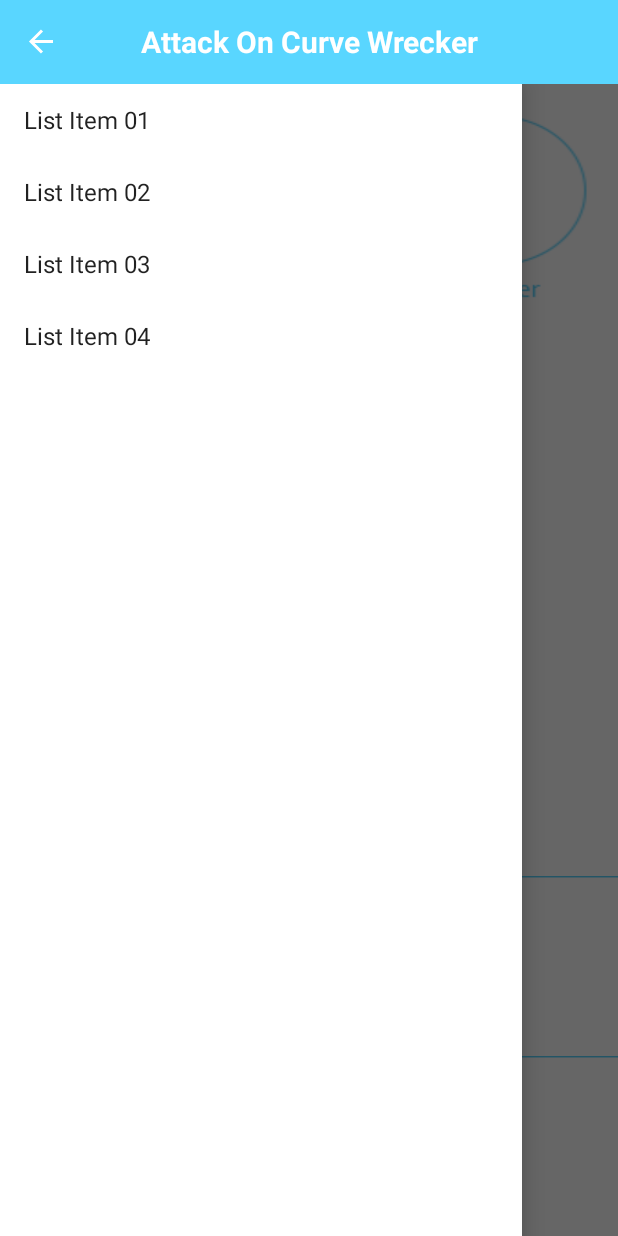
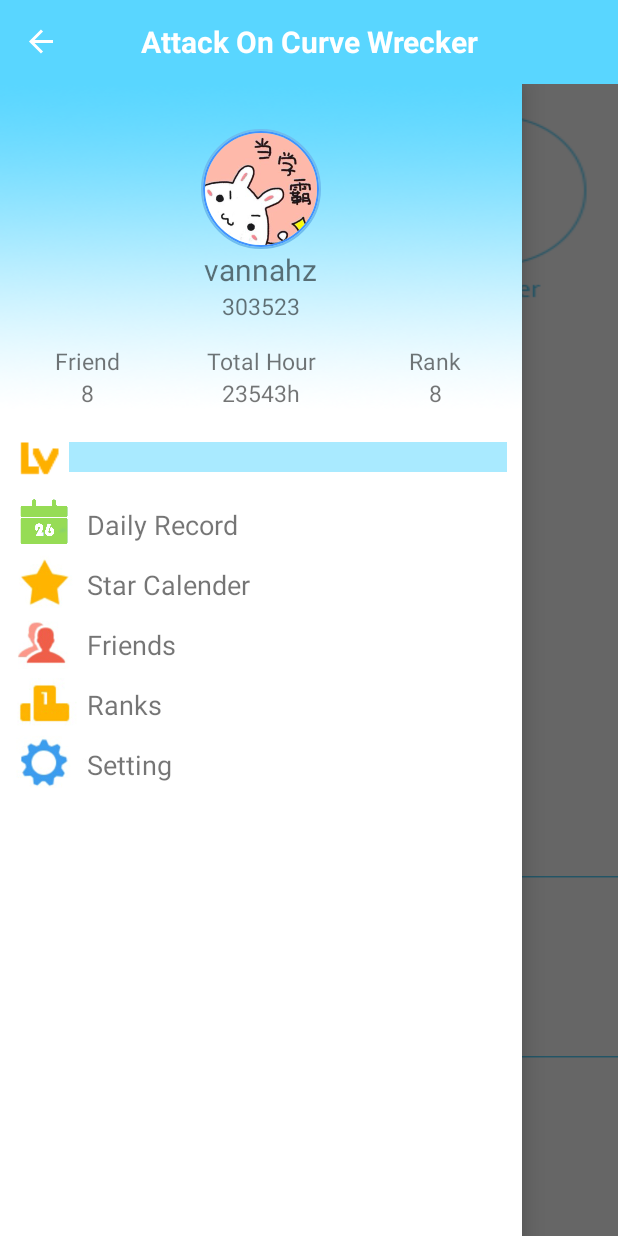
Before and after one commit to vannahz/CurveWrecker, an Android app: the screen it shows after launch (MainActivity), with the side drawer open, on a phone screen of 412 x 824 dp. Run offline under Robolectric (Android 15) with nearby library versions, the phone set to English and light mode, and no system bars.

Commit message:
P图要P吐了！！不过我很满意:) 客官请检查^3^

```diff
--- a/app/build.gradle
+++ b/app/build.gradle
@@ -2,8 +2,7 @@ apply plugin: 'com.android.application'
 
 android {
     compileSdkVersion 23
-    buildToolsVersion "23.0.1"
-
+    buildToolsVersion '23.0.1'
     defaultConfig {
         applicationId "hk.hku.cs.curvewrecker"
         minSdkVersion 21
@@ -17,6 +16,8 @@ android {
             proguardFiles getDefaultProguardFile('proguard-android.txt'), 'proguard-rules.pro'
         }
     }
+    productFlavors {
+    }
 }
 
 dependencies {
--- a/app/src/main/java/hk/hku/cs/curvewrecker/MainActivity.java
+++ b/app/src/main/java/hk/hku/cs/curvewrecker/MainActivity.java
@@ -12,7 +12,13 @@ import android.view.View;
 import android.widget.ArrayAdapter;
 import android.widget.Button;
 import android.widget.ListView;
+import android.widget.SimpleAdapter;
 import android.widget.TextView;
+
+import java.util.ArrayList;
+import java.util.HashMap;
+import java.util.List;
+import java.util.Map;
 
 public class MainActivity extends AppCompatActivity {
     //声明相关变量
@@ -21,8 +27,7 @@ public class MainActivity extends AppCompatActivity {
     private DrawerLayout mDrawerLayout;
     private ActionBarDrawerToggle mDrawerToggle;
     private ListView menulist;
-    private String[] lvs = {"List Item 01", "List Item 02", "List Item 03", "List Item 04"};
-    private ArrayAdapter arrayAdapter;
+    private String[] lvs = {"Daily Record", "Star Calender", "Friends", "Ranks", "Setting"};
     private Button study_btn;
 
     @Override
@@ -41,8 +46,6 @@ public class MainActivity extends AppCompatActivity {
         study_btn.setOnClickListener(new View.OnClickListener() {
 
             public void onClick(View v) {
-                // TODO Auto-generated method stub
-                Log.v("MyTag", "onClick");
                 Intent intent = new Intent(MainActivity.this, StudySetting.class);
                 startActivity(intent);
             }
@@ -65,8 +68,12 @@ public class MainActivity extends AppCompatActivity {
         mDrawerLayout.setDrawerListener(mDrawerToggle);
 
         //设置菜单列表
-        arrayAdapter = new ArrayAdapter(this, android.R.layout.simple_list_item_1, lvs);
-        menulist.setAdapter(arrayAdapter);
+        SimpleAdapter adapter = new SimpleAdapter(this,
+                getData(),
+                R.layout.listitem,
+                new String[] { "img", "text"},
+                new int[] { R.id.list_image, R.id.list_text});
+        menulist.setAdapter(adapter);
     }
 
     private void findViews() {
@@ -75,7 +82,36 @@ public class MainActivity extends AppCompatActivity {
         toolbar = (Toolbar) findViewById(R.id.toolbar);
         mDrawerLayout = (DrawerLayout) findViewById(R.id.main);
         menulist = (ListView) findViewById(R.id.left_menu);
-
         study_btn = (Button)findViewById(R.id.study_btn);
     }
+
+    private List<Map<String, Object>> getData() {
+        List<Map<String, Object>> list = new ArrayList<Map<String, Object>>();
+        Map<String, Object> map = new HashMap<String, Object>();
+        map.put("img", R.drawable.icalender);
+        map.put("text", "Daily Record");
+        list.add(map);
+
+        map = new HashMap<String, Object>();
+        map.put("img", R.drawable.star);
+        map.put("text", "Star Calender");
+        list.add(map);
+
+        map = new HashMap<String, Object>();
+        map.put("img", R.drawable.friend);
+        map.put("text", "Friends");
+        list.add(map);
+
+        map = new HashMap<String, Object>();
+        map.put("img", R.drawable.rank);
+        map.put("text", "Ranks");
+        list.add(map);
+
+        map = new HashMap<String, Object>();
+        map.put("img", R.drawable.setting);
+        map.put("text", "Setting");
+        list.add(map);
+
+        return list;
+    }
 }
--- /dev/null
+++ b/app/src/main/java/hk/hku/cs/curvewrecker/RoundImageView.java
@@ -0,0 +1,175 @@
+package hk.hku.cs.curvewrecker;
+
+/**
+ * Created by Vannahz on 2015/12/5.
+ */
+import android.content.Context;
+import android.content.res.TypedArray;
+import android.graphics.Bitmap;
+import android.graphics.Bitmap.Config;
+import android.graphics.Canvas;
+import android.graphics.Paint;
+import android.graphics.PorterDuff.Mode;
+import android.graphics.PorterDuffXfermode;
+import android.graphics.Rect;
+import android.graphics.drawable.BitmapDrawable;
+import android.graphics.drawable.Drawable;
+import android.graphics.drawable.NinePatchDrawable;
+import android.util.AttributeSet;
+import android.widget.ImageView;
+/**
+ * 圆形ImageView，可设置最多两个宽度不同且颜色不同的圆形边框。
+ * 设置颜色在xml布局文件中由自定义属性配置参数指定
+ * @author Administrator
+ *
+ */
+public class RoundImageView extends ImageView{
+    private int mBorderThickness = 0;
+    private Context mContext;
+    private int defaultColor = 0xFFFFFFFF;
+    // 如果只有其中一个有值，则只画一个圆形边框
+    private int mBorderOutsideColor = 0;
+    private int mBorderInsideColor = 0;
+    // 控件默认长、宽
+    private int defaultWidth = 0;
+    private int defaultHeight = 0;
+
+
+
+    public RoundImageView(Context context, AttributeSet attrs, int defStyle) {
+        super(context, attrs, defStyle);
+        mContext = context;
+        setCustomAttributes(attrs);
+    }
+
+    public RoundImageView(Context context, AttributeSet attrs) {
+        super(context, attrs);
+        mContext = context;
+        setCustomAttributes(attrs);
+    }
+
+    public RoundImageView(Context context) {
+        super(context);
+        mContext = context;
+    }
+
+    private void setCustomAttributes(AttributeSet attrs) {
+        TypedArray a = mContext.obtainStyledAttributes(attrs,R.styleable.roundedimageview);
+        mBorderThickness = a.getDimensionPixelSize(R.styleable.roundedimageview_border_thickness, 0);
+        mBorderOutsideColor = a.getColor(R.styleable.roundedimageview_border_outside_color,defaultColor);
+        mBorderInsideColor = a.getColor(R.styleable.roundedimageview_border_inside_color, defaultColor);
+    }
+
+    @Override
+    protected void onDraw(Canvas canvas) {
+        Drawable drawable = getDrawable() ;
+        if (drawable == null) {
+            return;
+        }
+        if (getWidth() == 0 || getHeight() == 0) {
+            return;
+        }
+        this.measure(0, 0);
+        if (drawable.getClass() == NinePatchDrawable.class)
+            return;
+        Bitmap b = ((BitmapDrawable) drawable).getBitmap();
+        Bitmap bitmap = b.copy(Bitmap.Config.ARGB_8888, true);
+        if (defaultWidth == 0) {
+            defaultWidth = getWidth();
+        }
+        if (defaultHeight == 0) {
+            defaultHeight = getHeight();
+        }
+        int radius = 0;
+        if (mBorderInsideColor != defaultColor && mBorderOutsideColor != defaultColor) {// 定义画两个边框，分别为外圆边框和内圆边框
+            radius = (defaultWidth < defaultHeight ? defaultWidth : defaultHeight) / 2 - 2 * mBorderThickness;
+            // 画内圆
+            drawCircleBorder(canvas, radius + mBorderThickness / 2,mBorderInsideColor);
+            // 画外圆
+            drawCircleBorder(canvas, radius + mBorderThickness + mBorderThickness / 2, mBorderOutsideColor);
+        } else if (mBorderInsideColor != defaultColor && mBorderOutsideColor == defaultColor) {// 定义画一个边框
+            radius = (defaultWidth < defaultHeight ? defaultWidth : defaultHeight) / 2 - mBorderThickness;
+            drawCircleBorder(canvas, radius + mBorderThickness / 2, mBorderInsideColor);
+        } else if (mBorderInsideColor == defaultColor && mBorderOutsideColor != defaultColor) {// 定义画一个边框
+            radius = (defaultWidth < defaultHeight ? defaultWidth : defaultHeight) / 2 - mBorderThickness;
+            drawCircleBorder(canvas, radius + mBorderThickness / 2, mBorderOutsideColor);
+        } else {// 没有边框
+            radius = (defaultWidth < defaultHeight ? defaultWidth : defaultHeight) / 2;
+        }
+        Bitmap roundBitmap = getCroppedRoundBitmap(bitmap, radius);
+        canvas.drawBitmap(roundBitmap, defaultWidth / 2 - radius, defaultHeight / 2 - radius, null);
+    }
+
+    /**
+     * 获取裁剪后的圆形图片
+     * @param
+     */
+    public Bitmap getCroppedRoundBitmap(Bitmap bmp, int radius) {
+        Bitmap scaledSrcBmp;
+        int diameter = radius * 2;
+        // 为了防止宽高不相等，造成圆形图片变形，因此截取长方形中处于中间位置最大的正方形图片
+        int bmpWidth = bmp.getWidth();
+        int bmpHeight = bmp.getHeight();
+        int squareWidth = 0, squareHeight = 0;
+        int x = 0, y = 0;
+        Bitmap squareBitmap;
+        if (bmpHeight > bmpWidth) {// 高大于宽
+            squareWidth = squareHeight = bmpWidth;
+            x = 0;
+            y = (bmpHeight - bmpWidth) / 2;
+            // 截取正方形图片
+            squareBitmap = Bitmap.createBitmap(bmp, x, y, squareWidth, squareHeight);
+        } else if (bmpHeight < bmpWidth) {// 宽大于高
+            squareWidth = squareHeight = bmpHeight;
+            x = (bmpWidth - bmpHeight) / 2;
+            y = 0;
+            squareBitmap = Bitmap.createBitmap(bmp, x, y, squareWidth,squareHeight);
+        } else {
+            squareBitmap = bmp;
+        }
+        if (squareBitmap.getWidth() != diameter || squareBitmap.getHeight() != diameter) {
+            scaledSrcBmp = Bitmap.createScaledBitmap(squareBitmap, diameter,diameter, true);
+        } else {
+            scaledSrcBmp = squareBitmap;
+        }
+        Bitmap output = Bitmap.createBitmap(scaledSrcBmp.getWidth(),
+                scaledSrcBmp.getHeight(),
+                Config.ARGB_8888);
+        Canvas canvas = new Canvas(output);
+
+        Paint paint = new Paint();
+        Rect rect = new Rect(0, 0, scaledSrcBmp.getWidth(),scaledSrcBmp.getHeight());
+
+        paint.setAntiAlias(true);
+        paint.setFilterBitmap(true);
+        paint.setDither(true);
+        canvas.drawARGB(0, 0, 0, 0);
+        canvas.drawCircle(scaledSrcBmp.getWidth() / 2,
+                scaledSrcBmp.getHeight() / 2,
+                scaledSrcBmp.getWidth() / 2,
+                paint);
+        paint.setXfermode(new PorterDuffXfermode(Mode.SRC_IN));
+        canvas.drawBitmap(scaledSrcBmp, rect, rect, paint);
+        bmp = null;
+        squareBitmap = null;
+        scaledSrcBmp = null;
+        return output;
+    }
+
+    /**
+     * 边缘画圆
+     */
+    private void drawCircleBorder(Canvas canvas, int radius, int color) {
+        Paint paint = new Paint();
+            /* 去锯齿 */
+        paint.setAntiAlias(true);
+        paint.setFilterBitmap(true);
+        paint.setDither(true);
+        paint.setColor(color);
+            /* 设置paint的　style　为STROKE：空心 */
+        paint.setStyle(Paint.Style.STROKE);
+            /* 设置paint的外框宽度 */
+        paint.setStrokeWidth(mBorderThickness);
+        canvas.drawCircle(defaultWidth / 2, defaultHeight / 2, radius, paint);
+    }
+}
--- /dev/null
+++ b/app/src/main/res/drawable/listview.xml
@@ -0,0 +1,5 @@
+<shape xmlns:android="http://schemas.android.com/apk/res/android">
+    <solid android:color="#fff"/>
+    <stroke android:width="1px"
+        android:color="@color/colorPrimary"/>
+</shape>
--- /dev/null
+++ b/app/src/main/res/drawable/progressbar.xml
@@ -0,0 +1,9 @@
+<?xml version="1.0" encoding="UTF-8"?>
+<layer-list xmlns:android="http://schemas.android.com/apk/res/android">
+    <!-- 定义轨道的背景 -->
+    <item android:id="@android:id/background"
+        android:drawable="@drawable/no" />
+    <!-- 定义轨道上已完成部分的样式 -->
+    <item android:id="@android:id/progress"
+        android:drawable="@drawable/ok" />
+</layer-list>
--- /dev/null
+++ b/app/src/main/res/layout/listitem.xml
@@ -0,0 +1,18 @@
+<?xml version="1.0" encoding="utf-8"?>
+<LinearLayout xmlns:android="http://schemas.android.com/apk/res/android"
+    android:layout_width="fill_parent"
+    android:layout_height="fill_parent"
+    android:minHeight="40dp">
+
+    <ImageView android:id="@+id/list_image"
+        android:layout_width="48dp"
+        android:layout_height="36dp"
+        android:gravity="center_vertical"/>
+    <TextView android:id="@+id/list_text"
+        android:layout_gravity="center_vertical"
+        android:layout_width="fill_parent"
+        android:layout_height="wrap_content"
+        android:gravity="center_vertical"
+        android:textSize="18sp"/>
+
+</LinearLayout>
--- a/app/src/main/res/layout/main_drawer.xml
+++ b/app/src/main/res/layout/main_drawer.xml
@@ -6,16 +6,5 @@
     <!--主布局-->
     <include layout="@layout/main_content" />
     <!--侧滑菜单-->
-    <LinearLayout
-        android:layout_width="match_parent"
-        android:layout_height="match_parent"
-        android:background="#fff"
-        android:layout_gravity="start">
-        <ListView
-            android:id="@+id/left_menu"
-            android:layout_width="match_parent"
-            android:layout_height="match_parent"
-            android:divider="@null"
-            android:text="DrawerLayout" />
-    </LinearLayout>
+    <include layout="@layout/main_leftinfo" />
 </android.support.v4.widget.DrawerLayout>
--- /dev/null
+++ b/app/src/main/res/layout/main_leftinfo.xml
@@ -0,0 +1,133 @@
+<?xml version="1.0" encoding="utf-8"?>
+<LinearLayout xmlns:android="http://schemas.android.com/apk/res/android"
+    xmlns:imagecontrol="http://schemas.android.com/apk/res-auto"
+    android:orientation="vertical"
+    android:layout_width="match_parent"
+    android:layout_height="match_parent"
+    android:background="#fff"
+    android:layout_gravity="start">
+    <LinearLayout
+        android:layout_width="match_parent"
+        android:layout_height="wrap_content"
+        android:orientation="vertical"
+        android:background="@drawable/info_back">
+        <LinearLayout
+            android:layout_width="match_parent"
+            android:layout_height="match_parent"
+            android:orientation="vertical"
+            android:layout_gravity="center|center_vertical|center_horizontal"
+            android:layout_marginTop="30dp"
+            android:layout_marginBottom="15dp">
+            <!-- border_outside_color 外部圆圈的颜色 -->
+            <!-- border_inside_color 内部部圆圈的颜色 -->
+            <!-- border_thickness 外圆和内圆的宽度 -->
+            <hk.hku.cs.curvewrecker.RoundImageView
+                android:layout_width="80dp"
+                android:layout_height="80dp"
+                android:layout_gravity="center|center_horizontal"
+                android:src="@drawable/portrait"
+                imagecontrol:border_inside_color="#4292ff"
+                imagecontrol:border_outside_color="#6fbdef"
+                imagecontrol:border_thickness="1dp"
+                />
+            <TextView
+                android:layout_width="wrap_content"
+                android:layout_height="wrap_content"
+                android:layout_gravity="center|center_horizontal"
+                android:text="vannahz"
+                android:textSize="20sp"/>
+            <TextView
+                android:layout_width="wrap_content"
+                android:layout_height="wrap_content"
+                android:layout_gravity="center|center_horizontal"
+                android:text="303523"
+                android:textSize="15sp"/>
+        </LinearLayout>
+        <LinearLayout
+            android:layout_width="match_parent"
+            android:layout_height="match_parent"
+            android:layout_gravity="center"
+            android:orientation="horizontal">
+            <LinearLayout
+                android:layout_width="match_parent"
+                android:layout_height="wrap_content"
+                android:orientation="vertical"
+                android:layout_weight="1">
+                <TextView
+                    android:layout_width="match_parent"
+                    android:layout_height="wrap_content"
+                    android:text="Friend"
+                    android:textSize="15sp"
+                    android:textAlignment="center"/>
+                <TextView android:id="@+id/friend_no"
+                    android:layout_width="match_parent"
+                    android:layout_height="wrap_content"
+                    android:text="8"
+                    android:textSize="15sp"
+                    android:textAlignment="center"/>
+            </LinearLayout>
+            <LinearLayout
+                android:layout_width="match_parent"
+                android:layout_height="wrap_content"
+                android:orientation="vertical"
+                android:layout_weight="1">
+                <TextView
+                    android:layout_width="match_parent"
+                    android:layout_height="wrap_content"
+                    android:text="Total Hour"
+                    android:textSize="15sp"
+                    android:textAlignment="center"/>
+                <TextView android:id="@+id/total_hour"
+                    android:layout_width="match_parent"
+                    android:layout_height="wrap_content"
+                    android:text="23543h"
+                    android:textSize="15sp"
+                    android:textAlignment="center"/>
+            </LinearLayout>
+            <LinearLayout
+                android:layout_width="match_parent"
+                android:layout_height="wrap_content"
+                android:orientation="vertical"
+                android:layout_weight="1">
+                <TextView
+                    android:layout_width="match_parent"
+                    android:layout_height="wrap_content"
+                    android:text="Rank"
+                    android:textAlignment="center"
+                    android:textSize="15dp"/>
+                <TextView android:id="@+id/rank"
+                    android:layout_width="match_parent"
+                    android:layout_height="wrap_content"
+                    android:text="8"
+                    android:textSize="15dp"
+                    android:textAlignment="center"/>
+            </LinearLayout>
+        </LinearLayout>
+    </LinearLayout>
+    <LinearLayout
+        android:layout_width="match_parent"
+        android:layout_height="wrap_content"
+        android:layout_margin="10dp"
+        android:orientation="horizontal">
+        <ImageView
+            android:layout_width="30dp"
+            android:layout_height="30dp"
+            android:layout_marginRight="6dp"
+            android:background="@drawable/lv"/>
+        <ProgressBar
+            android:id="@+id/progressbar"
+            style="@android:style/Widget.ProgressBar.Horizontal"
+            android:layout_width="match_parent"
+            android:layout_height="wrap_content"
+            android:layout_gravity="center_vertical"
+            android:progressDrawable="@drawable/progressbar"
+            android:max="100" />
+    </LinearLayout>
+
+    <ListView
+        android:id="@+id/left_menu"
+        android:layout_width="match_parent"
+        android:layout_height="match_parent"
+        android:layout_marginLeft="10dp"
+        android:divider = "@null"/>
+</LinearLayout>
--- /dev/null
+++ b/app/src/main/res/values/attr.xml
@@ -0,0 +1,8 @@
+<?xml version="1.0" encoding="utf-8"?>
+<resources>
+    <declare-styleable name="roundedimageview">
+        <attr name="border_thickness" format="dimension" />
+        <attr name="border_inside_color" format="color" />
+        <attr name="border_outside_color" format="color"></attr>
+    </declare-styleable>
+</resources>
```
Also changed, not shown: app/src/main/res/drawable/friend.png (added), app/src/main/res/drawable/icalender.png (added), app/src/main/res/drawable/info_back.png (added), app/src/main/res/drawable/lv.png (added), app/src/main/res/drawable/no.png (added), app/src/main/res/drawable/ok.png (added), app/src/main/res/drawable/portrait.png (added), app/src/main/res/drawable/rank.png (added), app/src/main/res/drawable/setting.png (added), app/src/main/res/drawable/star.png (added).
